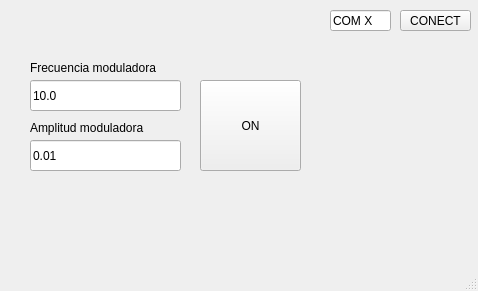
Old version of the form utils/QT_GUI/example/openLoop.ui in the repository ramurjua/design-verification_handbook.
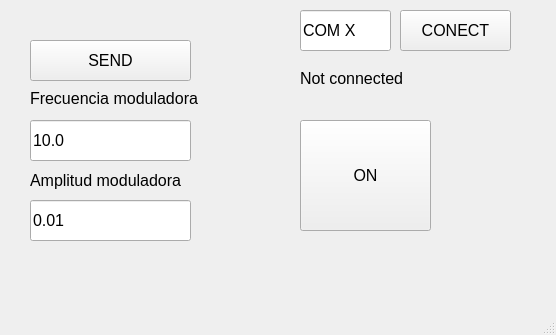
New version of the form.

```diff
--- a/utils/QT_GUI/example/openLoop.ui
+++ b/utils/QT_GUI/example/openLoop.ui
@@ -6,8 +6,8 @@
    <rect>
     <x>0</x>
     <y>0</y>
-    <width>478</width>
-    <height>291</height>
+    <width>556</width>
+    <height>335</height>
    </rect>
   </property>
   <property name="windowTitle">
@@ -17,12 +17,17 @@
    <widget class="QPushButton" name="onButton">
     <property name="geometry">
      <rect>
-      <x>200</x>
-      <y>80</y>
-      <width>101</width>
-      <height>91</height>
+      <x>300</x>
+      <y>120</y>
+      <width>131</width>
+      <height>111</height>
      </rect>
     </property>
+    <property name="font">
+     <font>
+      <pointsize>12</pointsize>
+     </font>
+    </property>
     <property name="text">
      <string>ON</string>
     </property>
@@ -31,11 +36,16 @@
     <property name="geometry">
      <rect>
       <x>30</x>
-      <y>80</y>
-      <width>151</width>
-      <height>31</height>
+      <y>120</y>
+      <width>161</width>
+      <height>41</height>
      </rect>
     </property>
+    <property name="font">
+     <font>
+      <pointsize>12</pointsize>
+     </font>
+    </property>
     <property name="text">
      <string>10.0</string>
     </property>
@@ -47,11 +57,16 @@
     <property name="geometry">
      <rect>
       <x>30</x>
-      <y>60</y>
-      <width>151</width>
+      <y>90</y>
+      <width>181</width>
       <height>16</height>
      </rect>
     </property>
+    <property name="font">
+     <font>
+      <pointsize>12</pointsize>
+     </font>
+    </property>
     <property name="text">
      <string>Frecuencia moduladora</string>
     </property>
@@ -60,11 +75,16 @@
     <property name="geometry">
      <rect>
       <x>30</x>
-      <y>120</y>
-      <width>151</width>
-      <height>16</height>
+      <y>170</y>
+      <width>161</width>
+      <height>21</height>
      </rect>
     </property>
+    <property name="font">
+     <font>
+      <pointsize>12</pointsize>
+     </font>
+    </property>
     <property name="text">
      <string>Amplitud moduladora</string>
     </property>
@@ -73,11 +93,16 @@
     <property name="geometry">
      <rect>
       <x>30</x>
-      <y>140</y>
-      <width>151</width>
-      <height>31</height>
+      <y>200</y>
+      <width>161</width>
+      <height>41</height>
      </rect>
     </property>
+    <property name="font">
+     <font>
+      <pointsize>12</pointsize>
+     </font>
+    </property>
     <property name="text">
      <string>0.01</string>
     </property>
@@ -90,10 +115,15 @@
      <rect>
       <x>400</x>
       <y>10</y>
-      <width>71</width>
-      <height>21</height>
+      <width>111</width>
+      <height>41</height>
      </rect>
     </property>
+    <property name="font">
+     <font>
+      <pointsize>12</pointsize>
+     </font>
+    </property>
     <property name="text">
      <string>CONECT</string>
     </property>
@@ -101,12 +131,17 @@
    <widget class="QLineEdit" name="com_uart">
     <property name="geometry">
      <rect>
-      <x>330</x>
+      <x>300</x>
       <y>10</y>
-      <width>61</width>
-      <height>21</height>
+      <width>91</width>
+      <height>41</height>
      </rect>
     </property>
+    <property name="font">
+     <font>
+      <pointsize>12</pointsize>
+     </font>
+    </property>
     <property name="text">
      <string>COM X</string>
     </property>
@@ -114,6 +149,42 @@
      <bool>false</bool>
     </property>
    </widget>
+   <widget class="QPushButton" name="sendButton">
+    <property name="geometry">
+     <rect>
+      <x>30</x>
+      <y>40</y>
+      <width>161</width>
+      <height>41</height>
+     </rect>
+    </property>
+    <property name="font">
+     <font>
+      <pointsize>12</pointsize>
+     </font>
+    </property>
+    <property name="text">
+     <string>SEND</string>
+    </property>
+   </widget>
+   <widget class="QLabel" name="conection_label">
+    <property name="geometry">
+     <rect>
+      <x>300</x>
+      <y>70</y>
+      <width>181</width>
+      <height>16</height>
+     </rect>
+    </property>
+    <property name="font">
+     <font>
+      <pointsize>12</pointsize>
+     </font>
+    </property>
+    <property name="text">
+     <string>Not connected</string>
+    </property>
+   </widget>
   </widget>
   <widget class="QMenuBar" name="menubar">
    <property name="geometry">
```
Left out of the diff: 2 changed lines with no effect on the pictures.
